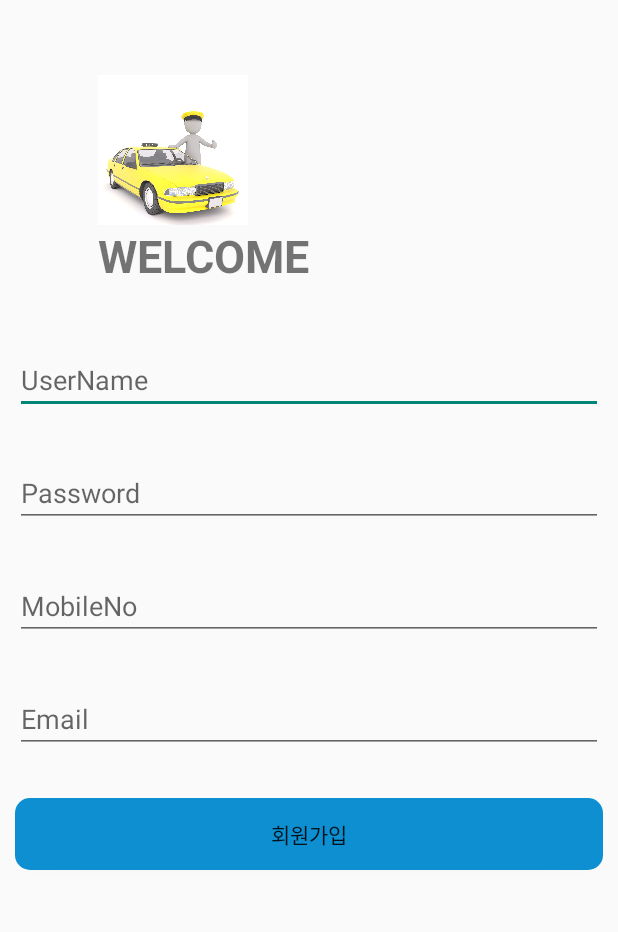
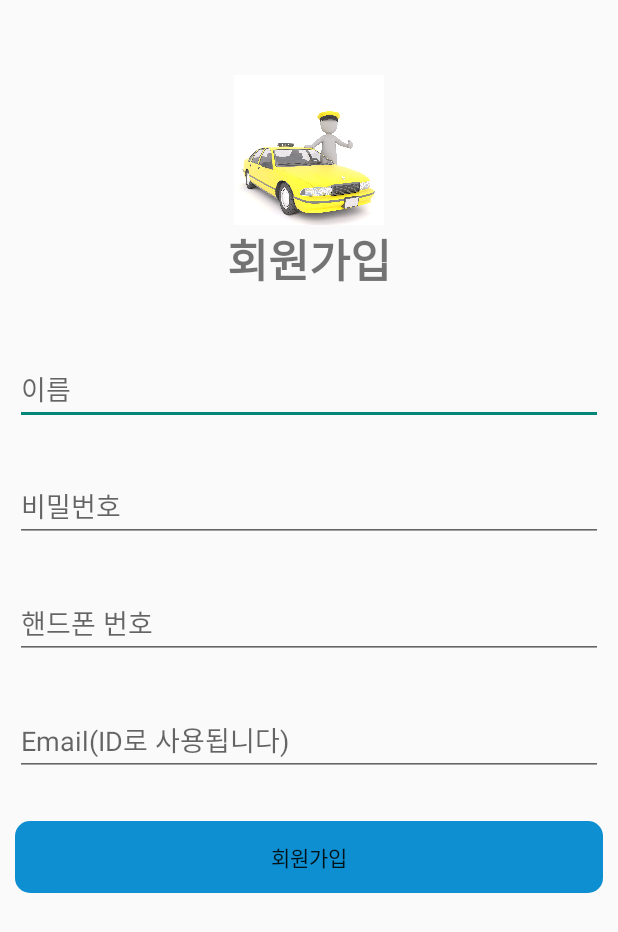
Before and after one commit to ArsenicB/CallvanMatchApp, an Android app: the SignUpActivity screen opened directly, with no data from a screen before it, on a phone screen of 412 x 824 dp. Shown: the top 932 px of the screen. Run offline under Robolectric (Android 15) with nearby library versions, the phone set to English and light mode, and no system bars; our stand-ins replace Firebase (no records; nobody signed in at launch, a user with empty details on screens opened directly).

```diff
--- a/app/build.gradle
+++ b/app/build.gradle
@@ -43,7 +43,12 @@ dependencies {
     implementation 'com.google.firebase:firebase-database:20.0.2'
     implementation platform('com.google.firebase:firebase-bom:26.1.1')
     implementation 'com.google.firebase:firebase-crashlytics'
+    implementation 'com.android.support:design:31.0.0'
+    implementation 'com.google.firebase:firebase-firestore:24.0.0'
     testImplementation 'junit:junit:4.+'
     androidTestImplementation 'androidx.test.ext:junit:1.1.3'
     androidTestImplementation 'androidx.test.espresso:espresso-core:3.4.0'
+    implementation "androidx.recyclerview:recyclerview:1.2.1"
+    // For control over item selection of both touch and mouse driven selection
+    implementation "androidx.recyclerview:recyclerview-selection:1.1.0"
 }
--- a/app/src/main/AndroidManifest.xml
+++ b/app/src/main/AndroidManifest.xml
@@ -10,6 +10,9 @@
         android:supportsRtl="true"
         android:theme="@style/Theme.MobileSWPJ7T">
         <activity
+            android:name=".PostActivity"
+            android:exported="false" />
+        <activity
             android:name=".TaxiActivity"
             android:exported="false" />
         <activity
@@ -20,7 +23,7 @@
             android:exported="false" />
         <activity
             android:name=".DashboardActivity"
-            android:exported="false"/>
+            android:exported="false" />
         <activity
             android:name=".ForgotPasswordActivity"
             android:exported="false" />
--- a/app/src/main/res/layout/activity_dashboard.xml
+++ b/app/src/main/res/layout/activity_dashboard.xml
@@ -10,7 +10,7 @@
         android:id="@+id/textView3"
         android:layout_width="wrap_content"
         android:layout_height="wrap_content"
-        android:text="Dashboard"
+        android:text="7팀"
         android:textSize="40dp"
         android:textStyle="bold"
         app:layout_constraintBottom_toBottomOf="parent"
--- a/app/src/main/res/layout/activity_sign_in_activity.xml
+++ b/app/src/main/res/layout/activity_sign_in_activity.xml
@@ -63,7 +63,7 @@
         android:layout_height="wrap_content"
         android:layout_marginTop="38dp"
         android:layout_marginEnd="10dp"
-        android:text="Register"
+        android:text="회원가입"
         android:onClick="txtSignInRegisterClicked"
         android:textStyle="bold"
         app:layout_constraintEnd_toEndOf="parent"
--- a/app/src/main/res/layout/activity_sign_up.xml
+++ b/app/src/main/res/layout/activity_sign_up.xml
@@ -13,7 +13,6 @@
         android:layout_marginTop="50dp"
         app:layout_constraintDimensionRatio="w,1:1"
         app:layout_constraintEnd_toEndOf="parent"
-        app:layout_constraintHorizontal_bias="0.21"
         app:layout_constraintStart_toStartOf="parent"
         app:layout_constraintTop_toTopOf="parent"
         app:srcCompat="@drawable/logo2" />
@@ -22,11 +21,12 @@
         android:id="@+id/textView3"
         android:layout_width="0dp"
         android:layout_height="wrap_content"
-        android:text="WELCOME"
+        android:text="회원가입"
+        android:textAlignment="center"
         android:textSize="30dp"
         android:textStyle="bold"
         app:layout_constraintEnd_toEndOf="parent"
-        app:layout_constraintStart_toStartOf="@+id/imageView2"
+        app:layout_constraintStart_toStartOf="parent"
         app:layout_constraintTop_toBottomOf="@+id/imageView2" />
 
     <EditText
@@ -37,7 +37,7 @@
         android:layout_marginTop="40dp"
         android:layout_marginEnd="10dp"
         android:ems="10"
-        android:hint="@string/UserName"
+        android:hint="이름"
         android:inputType="textPersonName"
         app:layout_constraintEnd_toEndOf="parent"
         app:layout_constraintStart_toStartOf="parent"
@@ -49,7 +49,7 @@
         android:layout_height="wrap_content"
         android:layout_marginTop="30dp"
         android:ems="10"
-        android:hint="Password"
+        android:hint="비밀번호"
         android:inputType="textPassword"
         app:layout_constraintEnd_toEndOf="@+id/editTextUserName"
         app:layout_constraintStart_toStartOf="@+id/editTextUserName"
@@ -61,7 +61,7 @@
         android:layout_height="wrap_content"
         android:layout_marginTop="30dp"
         android:ems="10"
-        android:hint="MobileNo"
+        android:hint="핸드폰 번호"
         android:inputType="number"
         app:layout_constraintEnd_toEndOf="@+id/editTextPassword"
         app:layout_constraintStart_toStartOf="@+id/editTextPassword"
@@ -73,7 +73,7 @@
         android:layout_height="wrap_content"
         android:layout_marginTop="30dp"
         android:ems="10"
-        android:hint="Email"
+        android:hint="Email(ID로 사용됩니다)"
         android:inputType="textEmailAddress"
         app:layout_constraintEnd_toEndOf="@+id/editTextPhoneNo"
         app:layout_constraintStart_toStartOf="@+id/editTextPhoneNo"
--- a/app/src/main/res/menu/main_drawer_menu.xml
+++ b/app/src/main/res/menu/main_drawer_menu.xml
@@ -3,10 +3,10 @@
     <group android:checkableBehavior="single">
         <item android:id="@+id/nav_Board"
             android:icon="@drawable/ic_board"
-            android:title="게시판"/>
+            android:title="@string/board"/>
         <item android:id="@+id/nav_Taxi"
             android:icon="@drawable/ic_taxi"
-            android:title="합승"/>
+            android:title="@string/taxi"/>
     </group>
 
 </menu>
--- a/app/src/main/res/values/strings.xml
+++ b/app/src/main/res/values/strings.xml
@@ -3,4 +3,6 @@
     <string name="UserName">UserName</string>
     <string name="menu_drawer_open">Drawer Open</string>
     <string name="menu_drawer_close">Drawer Close</string>
+    <string name="board">게시판</string>
+    <string name="taxi">합승</string>
 </resources>
```
Also changed, not shown: app/src/main/java/com/example/mobileswpj7t/SignInActivity.java (+21 -6 lines), app/src/main/java/com/example/mobileswpj7t/SignUpActivity.java (+18 -0 lines).
